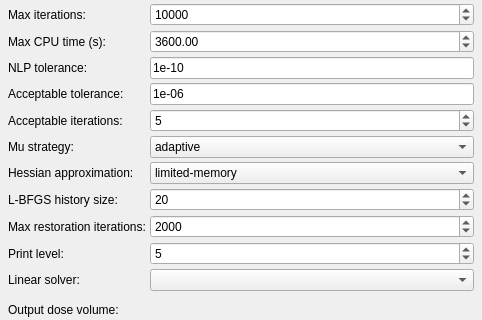
Qt form ExternalBeamPlanning/Resources/UI/qSlicerExternalBeamPlanningModule.ui (SlicerRt/SlicerRT) before a commit; both pictures show x 0 to 482 and y 310 to 630 of the 482 by 732 pixel window.
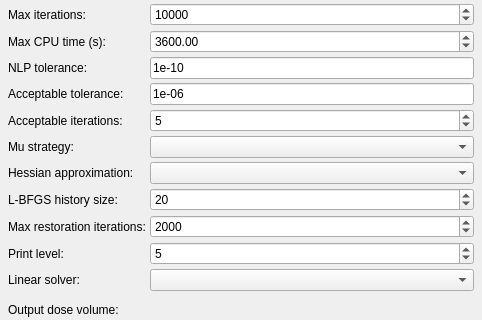
The same form after that commit. Icons and pictures are not drawn. Custom widgets are drawn as their Qt base class.

Commit message:
ENH: Wrap user-facing strings in translation functions across all SlicerRT modules
Add `tr()` (C++/Widgets) and `_()` (Python) calls to every remaining module's UI strings, module titles, categories, help text, and error/status messages: Beams, DVH, DVH Comparison, DICOM RT/SRO Import-Export, Dose Accumulation/Comparison, External Beam Planning, Isodose, the Dosxyz/DRR/Pinnacle/VFF file readers, the Plastimatch modules, Rooms Eye View, and Segment Comparison.

Completes internationalization support needed to generate the translated .ts files.

Patch:
```diff
--- a/ExternalBeamPlanning/Resources/UI/qSlicerExternalBeamPlanningModule.ui
+++ b/ExternalBeamPlanning/Resources/UI/qSlicerExternalBeamPlanningModule.ui
@@ -662,16 +662,6 @@
         <property name="toolTip">
          <string>Barrier parameter update strategy: adaptive (recommended) or monotone (mu_strategy).</string>
         </property>
-        <item>
-         <property name="text">
-          <string>adaptive</string>
-         </property>
-        </item>
-        <item>
-         <property name="text">
-          <string>monotone</string>
-         </property>
-        </item>
        </widget>
       </item>
       <item row="6" column="0">
@@ -689,16 +679,6 @@
         <property name="toolTip">
          <string>Hessian approximation method: limited-memory L-BFGS (default) or exact second derivatives (hessian_approximation).</string>
         </property>
-        <item>
-         <property name="text">
-          <string>limited-memory</string>
-         </property>
-        </item>
-        <item>
-         <property name="text">
-          <string>exact</string>
-         </property>
-        </item>
        </widget>
       </item>
       <item row="7" column="0">
```
The commit also changes 71 other files.
